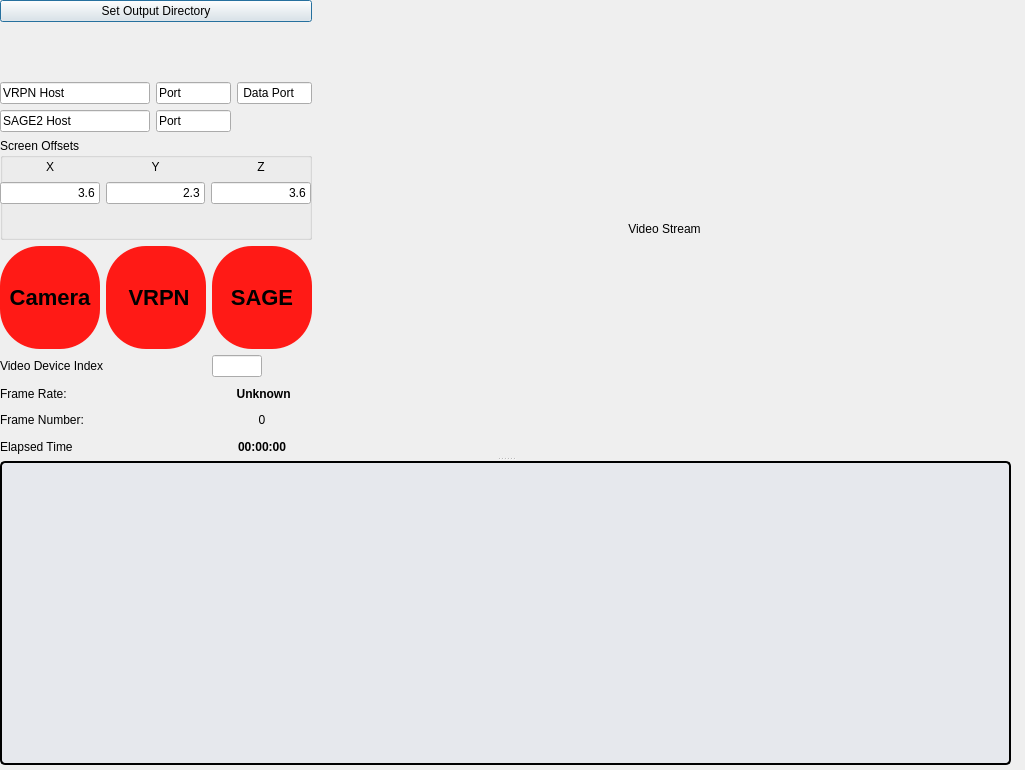
Before: the Qt Designer form tools/workbench/live_window.ui in hcilab-uic/ipme, drawn with Qt 5.
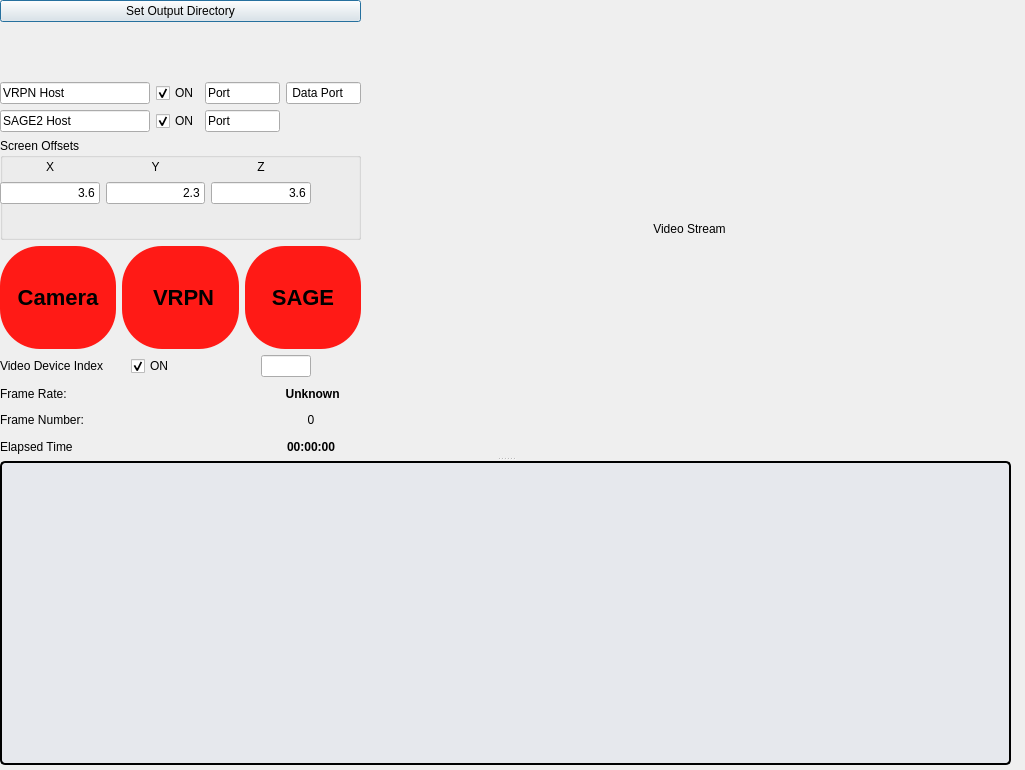
After: the same form once the commit is applied.

Diff of the .ui file:
```diff
--- a/tools/workbench/live_window.ui
+++ b/tools/workbench/live_window.ui
@@ -81,6 +81,32 @@
        </item>
        <item>
         <layout class="QGridLayout" name="connection_settings_layout">
+         <item row="1" column="3">
+          <widget class="QLineEdit" name="sage_port_edit">
+           <property name="maximumSize">
+            <size>
+             <width>75</width>
+             <height>16777215</height>
+            </size>
+           </property>
+           <property name="text">
+            <string>Port</string>
+           </property>
+          </widget>
+         </item>
+         <item row="0" column="4">
+          <widget class="QLineEdit" name="vrpn_data_port_edit">
+           <property name="maximumSize">
+            <size>
+             <width>75</width>
+             <height>16777215</height>
+            </size>
+           </property>
+           <property name="text">
+            <string> Data Port</string>
+           </property>
+          </widget>
+         </item>
          <item row="0" column="0">
           <widget class="QLineEdit" name="vrpn_host_edit">
            <property name="sizePolicy">
@@ -100,19 +126,6 @@
            </property>
           </widget>
          </item>
-         <item row="0" column="1">
-          <widget class="QLineEdit" name="vrpn_port_edit">
-           <property name="maximumSize">
-            <size>
-             <width>75</width>
-             <height>16777215</height>
-            </size>
-           </property>
-           <property name="text">
-            <string>Port</string>
-           </property>
-          </widget>
-         </item>
          <item row="1" column="0">
           <widget class="QLineEdit" name="sage_host_edit">
            <property name="text">
@@ -120,8 +133,8 @@
            </property>
           </widget>
          </item>
-         <item row="1" column="1">
-          <widget class="QLineEdit" name="sage_port_edit">
+         <item row="0" column="3">
+          <widget class="QLineEdit" name="vrpn_port_edit">
            <property name="maximumSize">
             <size>
              <width>75</width>
@@ -133,16 +146,23 @@
            </property>
           </widget>
          </item>
-         <item row="0" column="2">
-          <widget class="QLineEdit" name="vrpn_data_port_edit">
-           <property name="maximumSize">
-            <size>
-             <width>75</width>
-             <height>16777215</height>
-            </size>
+         <item row="1" column="1">
+          <widget class="QCheckBox" name="on_sage_checkbox">
+           <property name="text">
+            <string>ON</string>
            </property>
+           <property name="checked">
+            <bool>true</bool>
+           </property>
+          </widget>
+         </item>
+         <item row="0" column="1">
+          <widget class="QCheckBox" name="on_vrpn_checkbox">
            <property name="text">
-            <string> Data Port</string>
+            <string>ON</string>
+           </property>
+           <property name="checked">
+            <bool>true</bool>
            </property>
           </widget>
          </item>
@@ -308,14 +328,7 @@
        </item>
        <item>
         <layout class="QGridLayout" name="camera_settings_grid">
-         <item row="0" column="0">
-          <widget class="QLabel" name="video_device_index_label">
-           <property name="text">
-            <string>Video Device Index</string>
-           </property>
-          </widget>
-         </item>
-         <item row="2" column="1">
+         <item row="3" column="2">
           <widget class="QLabel" name="frame_num_value_label">
            <property name="minimumSize">
             <size>
@@ -334,54 +347,58 @@
            </property>
           </widget>
          </item>
-         <item row="0" column="1">
-          <widget class="QLineEdit" name="video_device_index_edit">
-           <property name="maximumSize">
-            <size>
-             <width>50</width>
-             <height>16777215</height>
-            </size>
-           </property>
-           <property name="alignment">
-            <set>Qt::AlignCenter</set>
-           </property>
-          </widget>
-         </item>
-         <item row="1" column="1">
-          <widget class="QLabel" name="frame_rate_value_label">
-           <property name="styleSheet">
-            <string notr="true">font-weight: bold;</string>
-           </property>
-           <property name="text">
-            <string> Unknown</string>
-           </property>
-           <property name="alignment">
-            <set>Qt::AlignCenter</set>
-           </property>
-          </widget>
-         </item>
          <item row="2" column="0">
-          <widget class="QLabel" name="frame_num_label">
-           <property name="text">
-            <string>Frame Number:</string>
-           </property>
-          </widget>
-         </item>
-         <item row="1" column="0">
           <widget class="QLabel" name="frame_rate_label">
            <property name="text">
             <string>Frame Rate:</string>
            </property>
           </widget>
          </item>
-         <item row="3" column="0">
+         <item row="1" column="1">
+          <widget class="QCheckBox" name="on_camera_checkbox">
+           <property name="text">
+            <string>ON</string>
+           </property>
+           <property name="checked">
+            <bool>true</bool>
+           </property>
+          </widget>
+         </item>
+         <item row="2" column="2">
+          <widget class="QLabel" name="frame_rate_value_label">
+           <property name="styleSheet">
+            <string notr="true">font-weight: bold;</string>
+           </property>
+           <property name="text">
+            <string> Unknown</string>
+           </property>
+           <property name="alignment">
+            <set>Qt::AlignCenter</set>
+           </property>
+          </widget>
+         </item>
+         <item row="4" column="0">
           <widget class="QLabel" name="elapsed_time_label">
            <property name="text">
             <string>Elapsed Time</string>
            </property>
           </widget>
          </item>
-         <item row="3" column="1">
+         <item row="3" column="0">
+          <widget class="QLabel" name="frame_num_label">
+           <property name="text">
+            <string>Frame Number:</string>
+           </property>
+          </widget>
+         </item>
+         <item row="1" column="0">
+          <widget class="QLabel" name="video_device_index_label">
+           <property name="text">
+            <string>Video Device Index</string>
+           </property>
+          </widget>
+         </item>
+         <item row="4" column="2">
           <widget class="QLabel" name="elapsed_time_value_label">
            <property name="styleSheet">
             <string notr="true">font-weight: bold;</string>
@@ -394,6 +411,19 @@
            </property>
           </widget>
          </item>
+         <item row="1" column="2">
+          <widget class="QLineEdit" name="video_device_index_edit">
+           <property name="maximumSize">
+            <size>
+             <width>50</width>
+             <height>16777215</height>
+            </size>
+           </property>
+           <property name="alignment">
+            <set>Qt::AlignCenter</set>
+           </property>
+          </widget>
+         </item>
         </layout>
        </item>
       </layout>
```
